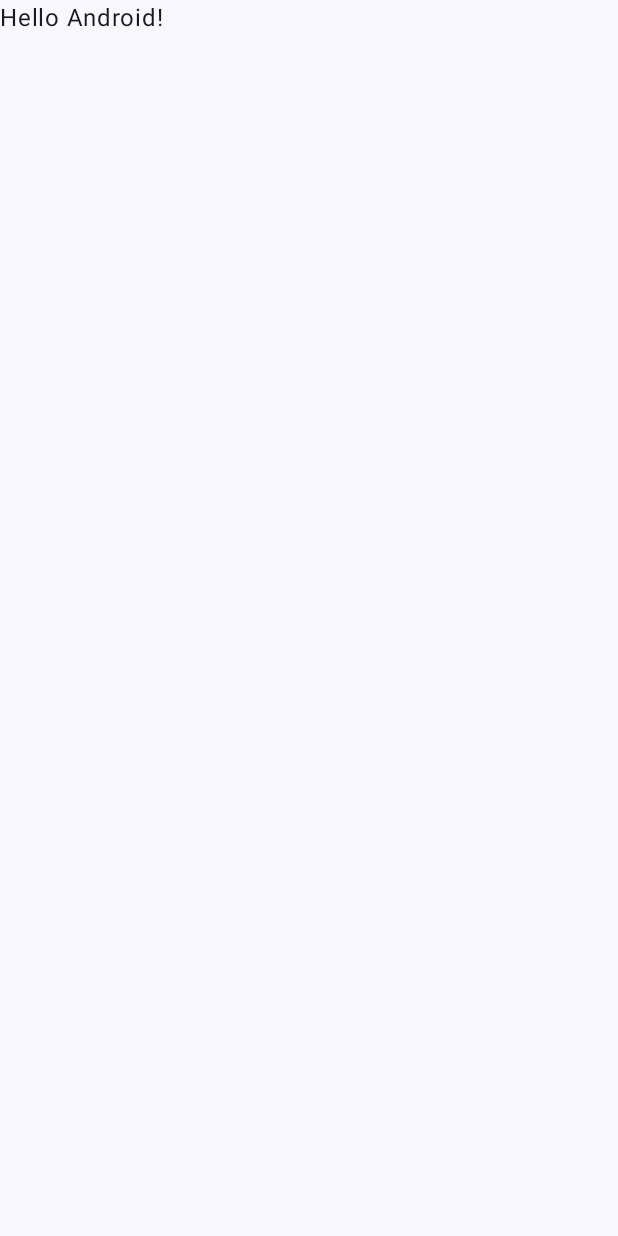
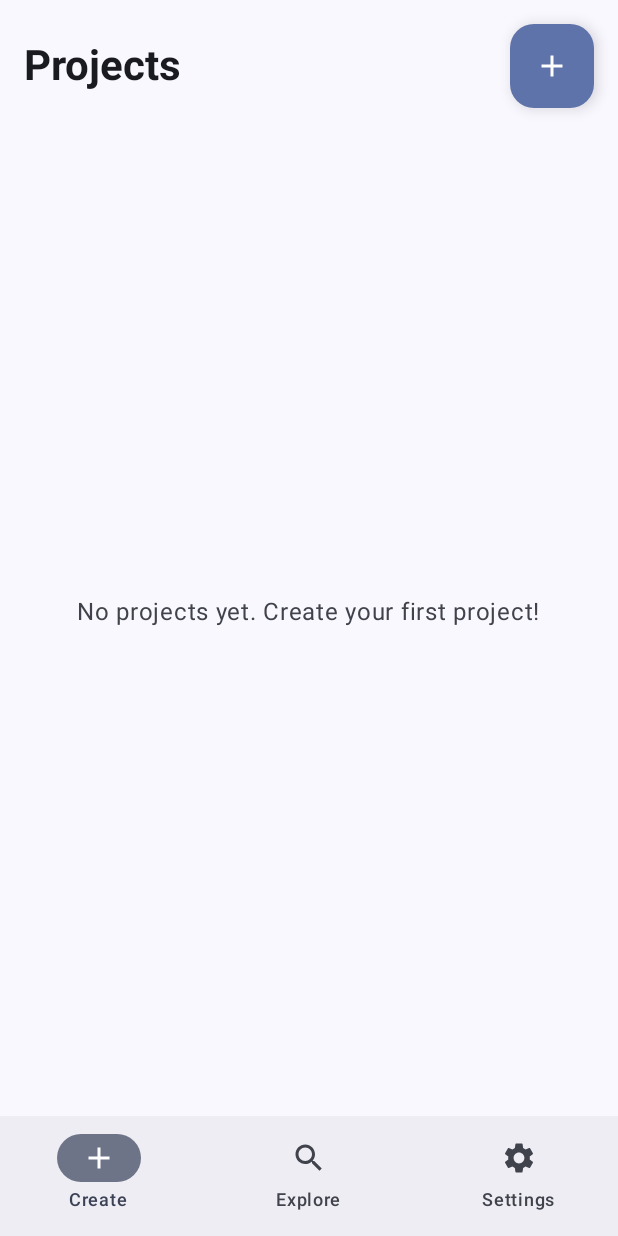
Before and after one commit to eltonkola/Dreamcraft, an Android app built with Jetpack Compose: the screen it shows after launch (MainActivity), on a phone screen of 412 x 824 dp. Before the commit the screen is almost empty. Run offline under Robolectric (Android 15) with nearby library versions, the phone set to English and light mode, and no system bars.

Commit message:
empty ui

```diff
--- a/android_app/app/build.gradle.kts
+++ b/android_app/app/build.gradle.kts
@@ -41,6 +41,8 @@ android {
 
 dependencies {
 
+   // implementation("com.github.eltonkola:love-android:-SNAPSHOT")
+
     implementation(libs.androidx.core.ktx)
     implementation(libs.androidx.lifecycle.runtime.ktx)
     implementation(libs.androidx.activity.compose)
@@ -49,6 +51,8 @@ dependencies {
     implementation(libs.androidx.ui.graphics)
     implementation(libs.androidx.ui.tooling.preview)
     implementation(libs.androidx.material3)
+    implementation(libs.androidx.navigation.compose)
+
     testImplementation(libs.junit)
     androidTestImplementation(libs.androidx.junit)
     androidTestImplementation(libs.androidx.espresso.core)
--- a/android_app/app/src/main/java/com/eltonkola/dreamcraft/MainActivity.kt
+++ b/android_app/app/src/main/java/com/eltonkola/dreamcraft/MainActivity.kt
@@ -11,6 +11,7 @@ import androidx.compose.material3.Text
 import androidx.compose.runtime.Composable
 import androidx.compose.ui.Modifier
 import androidx.compose.ui.tooling.preview.Preview
+import com.eltonkola.dreamcraft.ui.MainApp
 import com.eltonkola.dreamcraft.ui.theme.DreamcraftTheme
 
 class MainActivity : ComponentActivity() {
@@ -19,29 +20,8 @@ class MainActivity : ComponentActivity() {
         enableEdgeToEdge()
         setContent {
             DreamcraftTheme {
-                Scaffold(modifier = Modifier.fillMaxSize()) { innerPadding ->
-                    Greeting(
-                        name = "Android",
-                        modifier = Modifier.padding(innerPadding)
-                    )
-                }
+                MainApp()
             }
         }
     }
 }
-
-@Composable
-fun Greeting(name: String, modifier: Modifier = Modifier) {
-    Text(
-        text = "Hello $name!",
-        modifier = modifier
-    )
-}
-
-@Preview(showBackground = true)
-@Composable
-fun GreetingPreview() {
-    DreamcraftTheme {
-        Greeting("Android")
-    }
-}
--- /dev/null
+++ b/android_app/app/src/main/java/com/eltonkola/dreamcraft/ui/CreateScreen.kt
@@ -0,0 +1,170 @@
+package com.eltonkola.dreamcraft.ui
+
+import androidx.compose.foundation.layout.Arrangement
+import androidx.compose.foundation.layout.Box
+import androidx.compose.foundation.layout.Column
+import androidx.compose.foundation.layout.Row
+import androidx.compose.foundation.layout.Spacer
+import androidx.compose.foundation.layout.fillMaxSize
+import androidx.compose.foundation.layout.fillMaxWidth
+import androidx.compose.foundation.layout.height
+import androidx.compose.foundation.layout.padding
+import androidx.compose.foundation.layout.size
+import androidx.compose.foundation.layout.width
+import androidx.compose.foundation.lazy.LazyColumn
+import androidx.compose.foundation.lazy.items
+import androidx.compose.material.icons.Icons
+import androidx.compose.material.icons.filled.Add
+import androidx.compose.material.icons.filled.KeyboardArrowRight
+import androidx.compose.material.icons.filled.List
+import androidx.compose.material3.AlertDialog
+import androidx.compose.material3.Card
+import androidx.compose.material3.ExperimentalMaterial3Api
+import androidx.compose.material3.FloatingActionButton
+import androidx.compose.material3.Icon
+import androidx.compose.material3.MaterialTheme
+import androidx.compose.material3.OutlinedTextField
+import androidx.compose.material3.Text
+import androidx.compose.material3.TextButton
+import androidx.compose.runtime.Composable
+import androidx.compose.runtime.LaunchedEffect
+import androidx.compose.runtime.getValue
+import androidx.compose.runtime.mutableStateOf
+import androidx.compose.runtime.remember
+import androidx.compose.runtime.rememberCoroutineScope
+import androidx.compose.runtime.setValue
+import androidx.compose.ui.Alignment
+import androidx.compose.ui.Modifier
+import androidx.compose.ui.platform.LocalContext
+import androidx.compose.ui.text.font.FontWeight
+import androidx.compose.ui.unit.dp
+import androidx.navigation.NavHostController
+import kotlinx.coroutines.launch
+
+
+@OptIn(ExperimentalMaterial3Api::class)
+@Composable
+fun CreateScreen(navController: NavHostController) {
+    val context = LocalContext.current
+    var projects by remember { mutableStateOf(listOf<String>()) }
+    var showDialog by remember { mutableStateOf(false) }
+    var newProjectName by remember { mutableStateOf("") }
+    val scope = rememberCoroutineScope()
+
+    // Load projects on first composition
+    LaunchedEffect(Unit) {
+        projects = loadProjects(context)
+    }
+
+    if (showDialog) {
+        AlertDialog(
+            onDismissRequest = { showDialog = false },
+            title = { Text("New Project") },
+            text = {
+                OutlinedTextField(
+                    value = newProjectName,
+                    onValueChange = { newProjectName = it },
+                    label = { Text("Project Name") },
+                    singleLine = true
+                )
+            },
+            confirmButton = {
+                TextButton(
+                    onClick = {
+                        if (newProjectName.isNotBlank()) {
+                            scope.launch {
+                                createProject(context, newProjectName)
+                                projects = loadProjects(context)
+                                newProjectName = ""
+                                showDialog = false
+                            }
+                        }
+                    }
+                ) {
+                    Text("Create")
+                }
+            },
+            dismissButton = {
+                TextButton(onClick = { showDialog = false }) {
+                    Text("Cancel")
+                }
+            }
+        )
+    }
+
+    Column(
+        modifier = Modifier
+            .fillMaxSize()
+            .padding(16.dp)
+    ) {
+        Row (
+            modifier = Modifier.fillMaxWidth(),
+            horizontalArrangement = Arrangement.SpaceBetween,
+            verticalAlignment = Alignment.CenterVertically
+        ) {
+            Text(
+                text = "Projects",
+                style = MaterialTheme.typography.headlineMedium,
+                fontWeight = FontWeight.Bold
+            )
+            FloatingActionButton(
+                onClick = { showDialog = true },
+                modifier = Modifier.size(56.dp)
+            ) {
+                Icon(Icons.Default.Add, contentDescription = "Add Project")
+            }
+        }
+
+        Spacer(modifier = Modifier.height(16.dp))
+
+        if (projects.isEmpty()) {
+            Box(
+                modifier = Modifier.fillMaxSize(),
+                contentAlignment = Alignment.Center
+            ) {
+                Text(
+                    text = "No projects yet. Create your first project!",
+                    style = MaterialTheme.typography.bodyLarge,
+                    color = MaterialTheme.colorScheme.onSurfaceVariant
+                )
+            }
+        } else {
+            LazyColumn(
+                verticalArrangement = Arrangement.spacedBy(8.dp)
+            ) {
+                items (projects) { project ->
+                    Card(
+                        modifier = Modifier
+                            .fillMaxWidth(),
+                        onClick = {
+                            navController.navigate("chat/$project")
+                        }
+                    ) {
+                        Row(
+                            modifier = Modifier
+                                .fillMaxWidth()
+                                .padding(16.dp),
+                            verticalAlignment = Alignment.CenterVertically
+                        ) {
+                            Icon(
+                                Icons.Default.List,
+                                contentDescription = null,
+                                modifier = Modifier.size(24.dp)
+                            )
+                            Spacer(modifier = Modifier.width(12.dp))
+                            Text(
+                                text = project,
+                                style = MaterialTheme.typography.titleMedium
+                            )
+                            Spacer(modifier = Modifier.weight(1f))
+                            Icon(
+                                Icons.Default.KeyboardArrowRight,
+                                contentDescription = null
+                            )
+                        }
+                    }
+                }
+            }
+        }
+    }
+}
--- /dev/null
+++ b/android_app/app/src/main/java/com/eltonkola/dreamcraft/ui/MainApp.kt
@@ -0,0 +1,71 @@
+package com.eltonkola.dreamcraft.ui
+
+import androidx.compose.foundation.layout.padding
+import androidx.compose.material.icons.Icons
+import androidx.compose.material.icons.filled.Add
+import androidx.compose.material.icons.filled.Search
+import androidx.compose.material.icons.filled.Settings
+import androidx.compose.material3.ExperimentalMaterial3Api
+import androidx.compose.material3.Icon
+import androidx.compose.material3.NavigationBar
+import androidx.compose.material3.NavigationBarItem
+import androidx.compose.material3.Scaffold
+import androidx.compose.material3.Text
+import androidx.compose.runtime.Composable
+import androidx.compose.runtime.getValue
+import androidx.compose.ui.Modifier
+import androidx.navigation.compose.NavHost
+import androidx.navigation.compose.composable
+import androidx.navigation.compose.currentBackStackEntryAsState
+import androidx.navigation.compose.rememberNavController
+
+
+@OptIn(ExperimentalMaterial3Api::class)
+@Composable
+fun MainApp() {
+    val navController = rememberNavController()
+    val currentBackStackEntry by navController.currentBackStackEntryAsState()
+    val currentRoute = currentBackStackEntry?.destination?.route
+
+
+    Scaffold(
+        bottomBar = {
+            if (currentRoute != "chat/{projectName}") {
+                NavigationBar {
+                    NavigationBarItem(
+                        icon = { Icon(Icons.Default.Add, contentDescription = "Create") },
+                        label = { Text("Create") },
+                        selected = currentRoute == "create",
+                        onClick = { navController.navigate("create") }
+                    )
+                    NavigationBarItem(
+                        icon = { Icon(Icons.Default.Search, contentDescription = "Explore") },
+                        label = { Text("Explore") },
+                        selected = currentRoute == "explore",
+                        onClick = { navController.navigate("explore") }
+                    )
+                    NavigationBarItem(
+                        icon = { Icon(Icons.Default.Settings, contentDescription = "Settings") },
+                        label = { Text("Settings") },
+                        selected = currentRoute == "settings",
+                        onClick = { navController.navigate("settings") }
+                    )
+                }
+            }
+        }
+    ) { paddingValues ->
+        NavHost(
+            navController = navController,
+            startDestination = "create",
+            modifier = Modifier.padding(paddingValues)
+        ) {
+            composable("create") { CreateScreen(navController) }
+            composable("explore") { ExploreScreen() }
+            composable("settings") { SettingsScreen() }
+            composable("chat/{projectName}") { backStackEntry ->
+                val projectName = backStackEntry.arguments?.getString("projectName") ?: ""
+                ChatScreen(projectName, navController)
+            }
+        }
+    }
+}
--- a/android_app/settings.gradle.kts
+++ b/android_app/settings.gradle.kts
@@ -16,6 +16,7 @@ dependencyResolutionManagement {
     repositories {
         google()
         mavenCentral()
+        maven { url = uri("https://jitpack.io") }
     }
 }
 
```
Also changed, not shown: android_app/app/src/main/java/com/eltonkola/dreamcraft/ui/ChatScreen.kt (added, +175 -0 lines), android_app/app/src/main/java/com/eltonkola/dreamcraft/ui/ExploreScreen.kt (added, +22 -0 lines), android_app/app/src/main/java/com/eltonkola/dreamcraft/ui/SettingsScreen.kt (added, +100 -0 lines), android_app/gradle/libs.versions.toml (+6 -3 lines).
